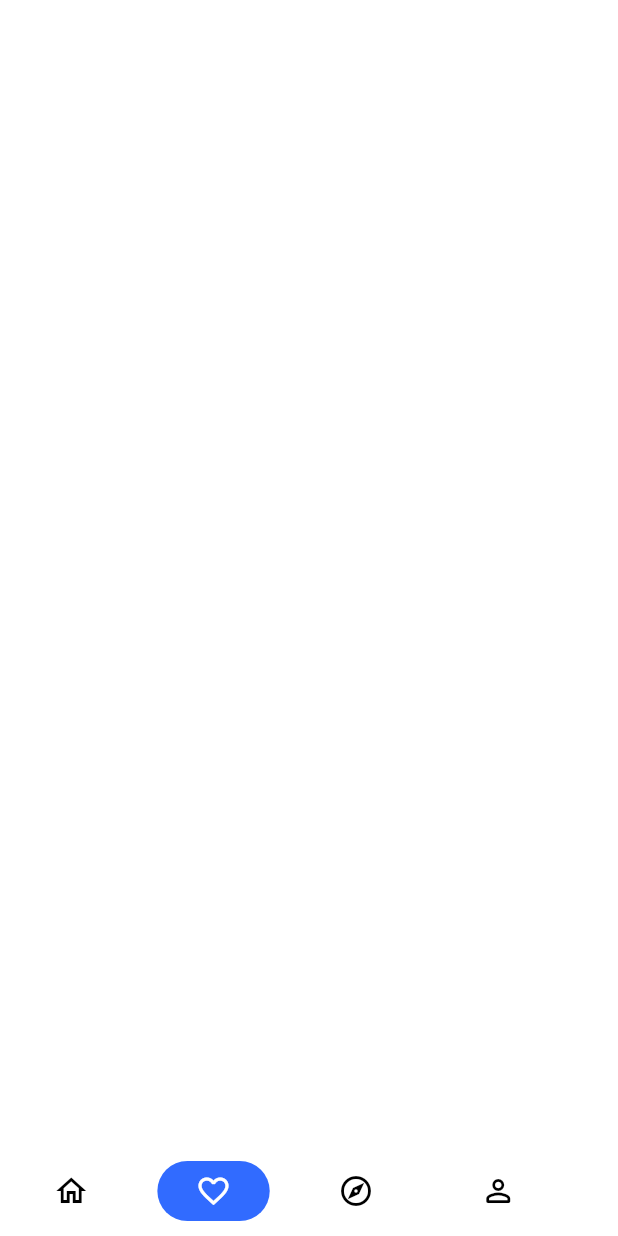
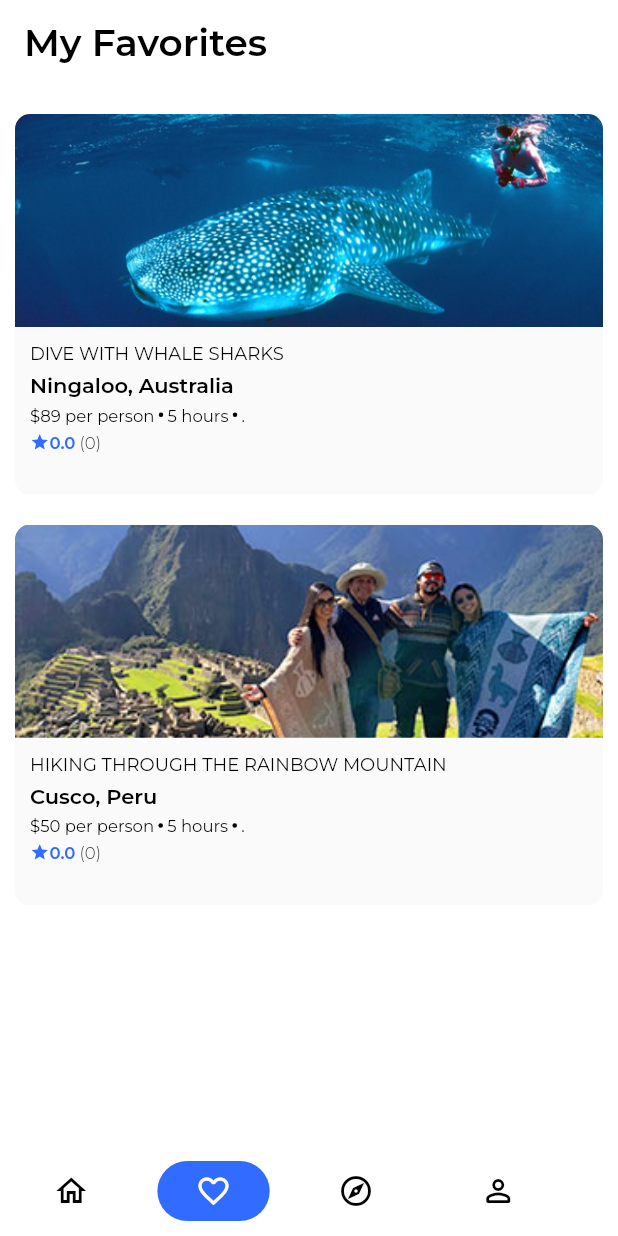
Before and after one commit to Djihanegh/FlutterTravelApp, a Flutter app: the screen it shows after launch, item 2 of the bottom bar chosen, on a phone screen of 412 x 824 dp. Run offline on Flutter 3.47's test engine with Material 2 defaults, Android fonts, the phone set to English and light mode, and no system bars; our stand-ins replace flutter_rating_bar, flutter_svg, google_fonts.

Commit message:
added favorite item

```diff
--- a/lib/presentation/pages/favorite/components/body.dart
+++ b/lib/presentation/pages/favorite/components/body.dart
@@ -1,7 +1,5 @@
-
-
-
 import 'package:flutter/material.dart';
+import 'favorite_item.dart';
 
 class Body extends StatefulWidget {
   const Body({Key? key}) : super(key: key);
@@ -13,6 +11,34 @@ class Body extends StatefulWidget {
 class _BodyState extends State<Body> {
   @override
   Widget build(BuildContext context) {
-    return Container();
+    return SingleChildScrollView(
+        child: Padding(
+            padding: const EdgeInsets.only(top: 0, left: 10, right: 10),
+            child: Column(
+              mainAxisAlignment: MainAxisAlignment.start,
+              crossAxisAlignment: CrossAxisAlignment.start,
+              children: [
+                FavoriteItem(
+                  imagePath: 'assets/images/ningaloo.jpg',
+                  subtitle: 'Ningaloo, Australia',
+                  title: 'Dive with Whale sharks',
+                  hours: '5',
+                  price: '89',
+                  details: '',
+                  reviews: 0,
+                  rating: 0.0,
+                ),
+                FavoriteItem(
+                  imagePath: 'assets/images/peru.jpg',
+                  subtitle: 'Cusco, Peru',
+                  title: 'Hiking through the Rainbow Mountain',
+                  hours: '5',
+                  price: '50',
+                  details: '',
+                  reviews: 0,
+                  rating: 0.0,
+                ),
+              ],
+            )));
   }
 }
--- /dev/null
+++ b/lib/presentation/pages/favorite/components/favorite_item.dart
@@ -0,0 +1,130 @@
+import 'package:flutter/material.dart';
+import 'package:google_fonts/google_fonts.dart';
+import 'package:travel_app/utils/constants.dart';
+import 'package:travel_app/utils/size_config.dart';
+
+class FavoriteItem extends StatelessWidget {
+  const FavoriteItem(
+      {Key? key,
+      required this.subtitle,
+      required this.title,
+      required this.hours,
+      required this.reviews,
+      required this.rating,
+      required this.price,
+      required this.details,
+      required this.imagePath})
+      : super(key: key);
+
+  final String subtitle;
+  final String details;
+  final String title;
+  final String hours;
+  final String price;
+  final double rating;
+  final int reviews;
+  final String imagePath;
+
+  @override
+  Widget build(BuildContext context) {
+    return Padding(
+        padding: const EdgeInsets.only(top: 20),
+        child: Material(
+            elevation: 0,
+            borderRadius: BorderRadius.circular(10),
+            child: Container(
+              height: getProportionateScreenHeight(250),
+              padding: EdgeInsets.only(bottom: 10),
+              decoration: BoxDecoration(
+                borderRadius: BorderRadius.circular(20),
+              ),
+              child: Column(
+                mainAxisAlignment: MainAxisAlignment.start,
+                crossAxisAlignment: CrossAxisAlignment.start,
+                children: [
+                  Container(
+                    height: getProportionateScreenHeight(140),
+                    decoration: BoxDecoration(
+                        borderRadius: BorderRadius.only(
+                            topRight: Radius.circular(10),
+                            topLeft: Radius.circular(10)),
+                        image: DecorationImage(
+                            image: AssetImage(
+                                imagePath), // "assets/images/ningaloo.jpg"
+                            fit: BoxFit.cover)),
+                  ),
+                  Padding(
+                      padding: const EdgeInsets.only(top: 10, left: 10),
+                      child: Text(title.toUpperCase(), //
+                          style: GoogleFonts.montserrat(
+                              fontWeight: FontWeight.w400,
+                              fontSize: 12,
+                              color: Colors.black))),
+                  Padding(
+                    padding: const EdgeInsets.only(top: 5, left: 10),
+                    child: Text(subtitle,
+                        style: GoogleFonts.montserrat(
+                            fontWeight: FontWeight.w600,
+                            fontSize: 14,
+                            color: Colors.black)),
+                  ),
+                  Padding(
+                      padding: const EdgeInsets.only(top: 5, left: 10),
+                      child: Row(
+                        children: [
+                          Text("\$$price" " per person ",
+                              style: GoogleFonts.montserrat(
+                                  fontWeight: FontWeight.w400,
+                                  fontSize: 11,
+                                  color: Colors.black)),
+                          Container(
+                            height: 3,
+                            width: 3,
+                            decoration: BoxDecoration(
+                                color: Colors.black, shape: BoxShape.circle),
+                          ),
+                          Text(" $hours" " hours ",
+                              style: GoogleFonts.montserrat(
+                                  fontWeight: FontWeight.w400,
+                                  fontSize: 11,
+                                  color: Colors.black)),
+                          Container(
+                            height: 3,
+                            width: 3,
+                            decoration: BoxDecoration(
+                                color: Colors.black, shape: BoxShape.circle),
+                          ),
+                          Text(" $details.",
+                              maxLines: 3,
+                              style: GoogleFonts.montserrat(
+                                  fontWeight: FontWeight.w400,
+                                  fontSize: 11,
+                                  color: Colors.black)),
+                        ],
+                      )),
+                  Padding(
+                      padding: const EdgeInsets.only(top: 5, left: 10),
+                      child: Row(
+                        children: [
+                          Icon(
+                            Icons.star,
+                            size: 13,
+                            color: KPrimaryColor,
+                          ),
+                          Text(rating.toString(),
+                              style: GoogleFonts.montserrat(
+                                  fontWeight: FontWeight.w600,
+                                  fontSize: 11,
+                                  color: KPrimaryColor)),
+                          Text(" ($reviews)",
+                              style: GoogleFonts.montserrat(
+                                  fontWeight: FontWeight.w300,
+                                  fontSize: 11,
+                                  color: Colors.black))
+                        ],
+                      ))
+                ],
+              ),
+            )));
+  }
+}
--- a/lib/presentation/pages/favorite/favorite_page.dart
+++ b/lib/presentation/pages/favorite/favorite_page.dart
@@ -1,4 +1,5 @@
 import 'package:flutter/material.dart';
+import 'package:google_fonts/google_fonts.dart';
 import 'package:travel_app/utils/size_config.dart';
 import 'components/body.dart';
 
@@ -9,6 +10,17 @@ class FavoritePage extends StatelessWidget {
   Widget build(BuildContext context) {
     SizeConfig().init(context);
     return Scaffold(
+      appBar: AppBar(
+        title: Text(
+          'My Favorites',
+          style: GoogleFonts.montserrat(
+              fontWeight: FontWeight.w600,
+              fontSize: 25,
+              color: Colors.black),
+        ),
+        backgroundColor: Colors.white,
+        elevation: 0,
+      ),
       backgroundColor: Colors.white,
       body: Body(),
     );
--- a/lib/presentation/pages/trips/components/body.dart
+++ b/lib/presentation/pages/trips/components/body.dart
@@ -1,8 +1,4 @@
 import 'package:flutter/material.dart';
-import 'package:google_fonts/google_fonts.dart';
-import 'package:travel_app/utils/constants.dart';
-import 'package:travel_app/utils/size_config.dart';
-
 import 'custom_text.dart';
 import 'trip_item.dart';
 
@@ -18,7 +14,7 @@ class _BodyState extends State<Body> {
   Widget build(BuildContext context) {
     return SingleChildScrollView(
         child: Padding(
-            padding: const EdgeInsets.only(top: 20, left: 20, right: 20),
+            padding: const EdgeInsets.only(top: 0, left: 20, right: 20),
             child: Column(
               mainAxisAlignment: MainAxisAlignment.start,
               crossAxisAlignment: CrossAxisAlignment.start,
--- a/lib/utils/constants.dart
+++ b/lib/utils/constants.dart
@@ -19,3 +19,4 @@ const KSecondaryColor = Color(0xFF8e94a3);
 const KLightGrey = Color(0xFFDCEBEF);
 const KLightGreyy = Color(0xFFADB3BC);
 const KGrey = Color(0xFFF0F3F6);
+const KOrange =Color(0xFFFFA53E);
```
